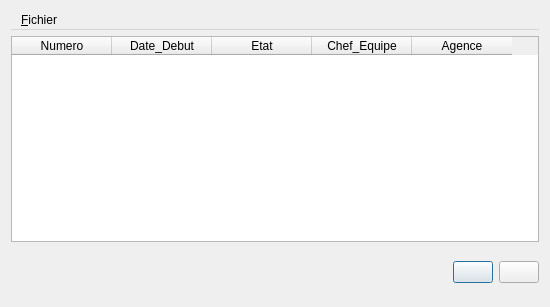
Old version of the form CODE/dialogcommercial.ui in the repository dervieuxC/gestionDemenagementCorrige.
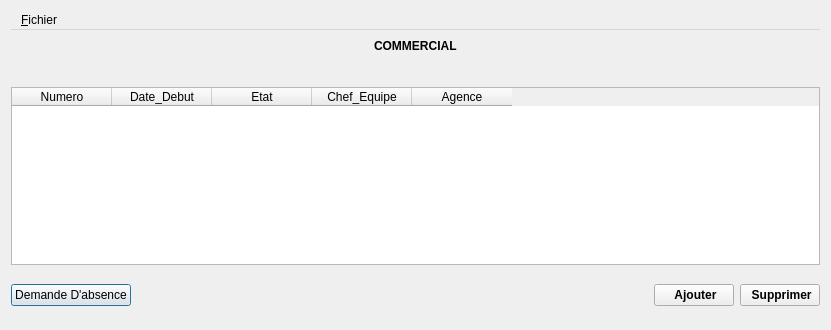
New version of the form. Icons and pictures are not drawn.

Commit message: modification interface graphique

Diff of the .ui file:
```diff
--- a/CODE/dialogcommercial.ui
+++ b/CODE/dialogcommercial.ui
@@ -6,14 +6,14 @@
    <rect>
     <x>0</x>
     <y>0</y>
-    <width>550</width>
-    <height>307</height>
+    <width>831</width>
+    <height>330</height>
    </rect>
   </property>
   <property name="windowTitle">
    <string>MainWindow</string>
   </property>
-  <layout class="QVBoxLayout" name="verticalLayout_4">
+  <layout class="QVBoxLayout" name="verticalLayout_2">
    <item>
     <widget class="QMenuBar" name="menubar">
      <widget class="QMenu" name="menuFichier">
@@ -26,11 +26,61 @@
     </widget>
    </item>
    <item>
-    <layout class="QVBoxLayout" name="verticalLayout_3">
-     <item>
       <layout class="QHBoxLayout" name="horizontalLayout_2">
        <item>
-        <layout class="QVBoxLayout" name="verticalLayout_2">
+      <spacer name="horizontalSpacer_2">
+       <property name="orientation">
+        <enum>Qt::Horizontal</enum>
+       </property>
+       <property name="sizeHint" stdset="0">
+        <size>
+         <width>40</width>
+         <height>20</height>
+        </size>
+       </property>
+      </spacer>
+     </item>
+     <item>
+      <widget class="QLabel" name="label">
+       <property name="font">
+        <font>
+         <weight>75</weight>
+         <bold>true</bold>
+        </font>
+       </property>
+       <property name="text">
+        <string>COMMERCIAL</string>
+       </property>
+      </widget>
+     </item>
+     <item>
+      <spacer name="horizontalSpacer_3">
+       <property name="orientation">
+        <enum>Qt::Horizontal</enum>
+       </property>
+       <property name="sizeHint" stdset="0">
+        <size>
+         <width>40</width>
+         <height>20</height>
+        </size>
+       </property>
+      </spacer>
+     </item>
+    </layout>
+   </item>
+   <item>
+    <spacer name="verticalSpacer">
+     <property name="orientation">
+      <enum>Qt::Vertical</enum>
+     </property>
+     <property name="sizeHint" stdset="0">
+      <size>
+       <width>20</width>
+       <height>40</height>
+      </size>
+     </property>
+    </spacer>
+   </item>
          <item>
           <layout class="QVBoxLayout" name="verticalLayout">
            <item>
@@ -64,6 +114,13 @@
            </item>
            <item>
             <layout class="QHBoxLayout" name="horizontalLayout">
+       <item>
+        <widget class="QPushButton" name="pushButton">
+         <property name="text">
+          <string>Demande D'absence</string>
+         </property>
+        </widget>
+       </item>
              <item>
               <spacer name="horizontalSpacer">
                <property name="orientation">
@@ -79,8 +136,14 @@
              </item>
              <item>
               <widget class="QPushButton" name="pushButtonAjouterDossier">
+         <property name="font">
+          <font>
+           <weight>75</weight>
+           <bold>true</bold>
+          </font>
+         </property>
                <property name="text">
-                <string/>
+          <string> Ajouter</string>
                </property>
                <property name="icon">
                 <iconset resource="ma_ressource.qrc">
@@ -90,20 +153,20 @@
              </item>
              <item>
               <widget class="QPushButton" name="pushButtonSupprimerDossier">
+         <property name="font">
+          <font>
+           <weight>75</weight>
+           <bold>true</bold>
+          </font>
+         </property>
                <property name="text">
-                <string/>
+          <string> Supprimer</string>
                </property>
                <property name="icon">
                 <iconset resource="ma_ressource.qrc">
                  <normaloff>:/new/images/images/list-remove.png</normaloff>:/new/images/images/list-remove.png</iconset>
                </property>
               </widget>
-             </item>
-            </layout>
-           </item>
-          </layout>
-         </item>
-        </layout>
        </item>
       </layout>
      </item>
```
Lines whose indentation alone changed are shown as unchanged. The commit also changes 7 other files.
